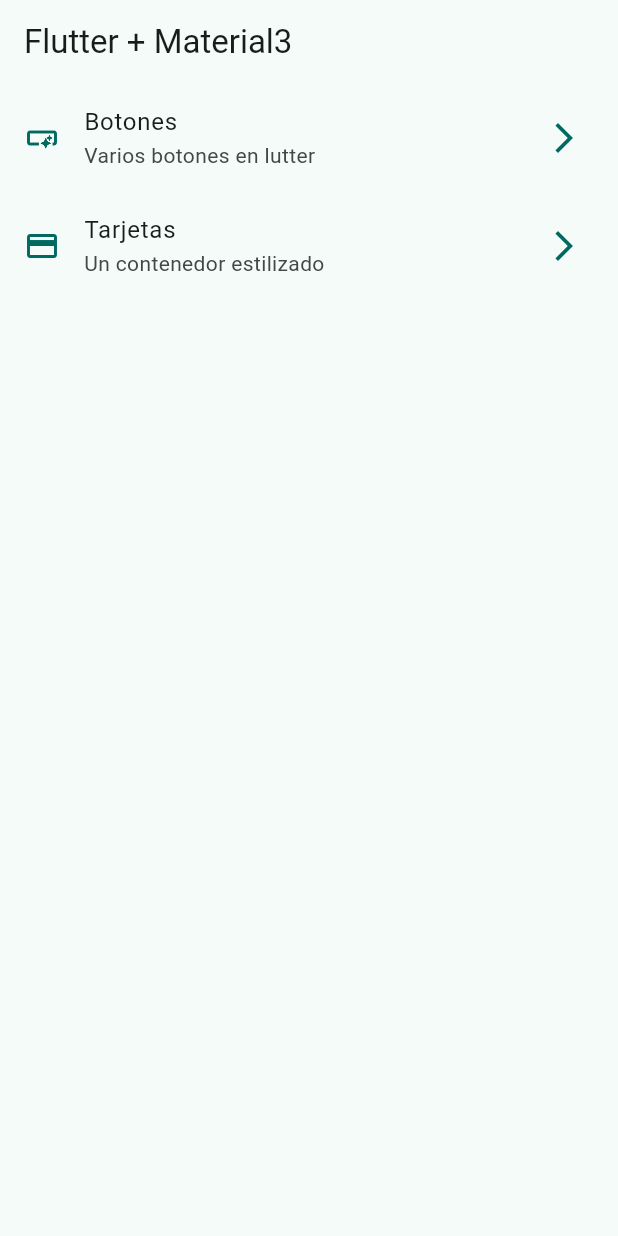
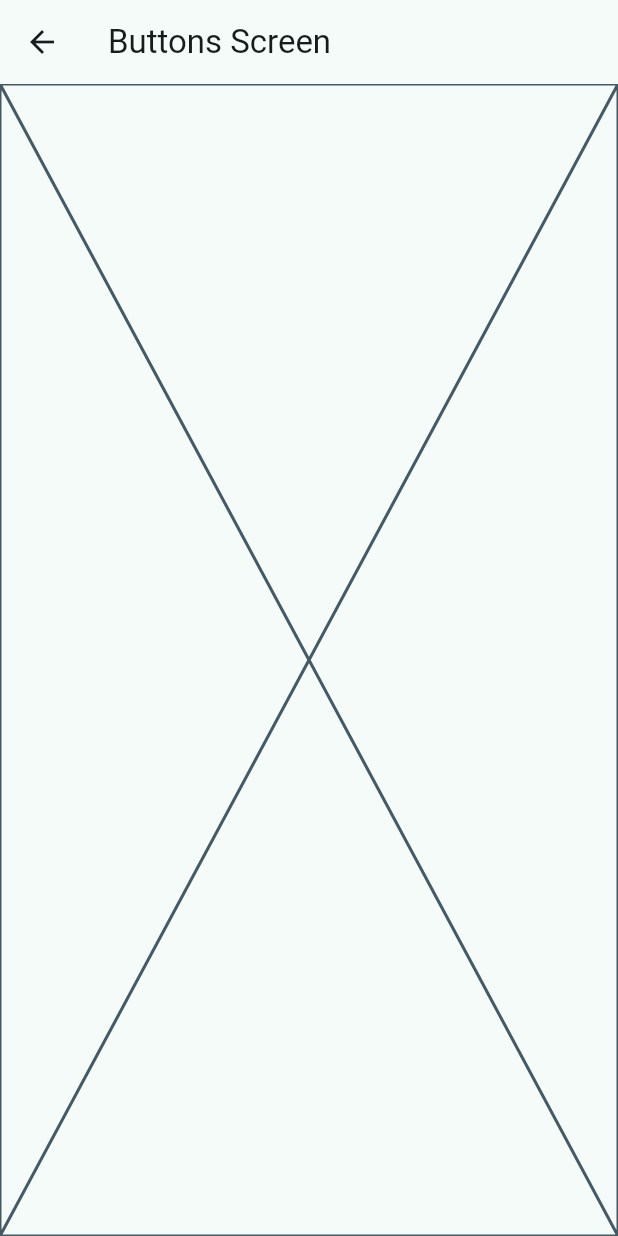
Before and after one commit to omarmontoys/widgets_app, a Flutter app: the screen it shows after launch, after a tap on "Botones", on a phone screen of 412 x 824 dp. Run offline on Flutter 3.47's test engine with Material 2 defaults, Android fonts, the phone set to English and light mode, and no system bars.

Commit message:
rutas basicas configuradas

```diff
--- a/lib/config/menu/menu_items.dart
+++ b/lib/config/menu/menu_items.dart
@@ -17,10 +17,10 @@ const appMenuItems = <MenuItems>[
       title: 'Botones',
       description: 'Varios botones en lutter',
       icon: Icons.smart_button_outlined,
-      link: '/'),
+      link: '/buttons'),
   MenuItems(
       title: 'Tarjetas',
       description: 'Un contenedor estilizado',
       icon: Icons.credit_card,
-      link: '/card'),
+      link: '/cards'),
 ];
--- a/lib/main.dart
+++ b/lib/main.dart
@@ -1,5 +1,7 @@
 import 'package:flutter/material.dart';
 import 'package:widgets_app/config/theme/app_theme.dart';
+import 'package:widgets_app/presentation/screens/cards/cards_screen.dart';
+import 'package:widgets_app/presentation/screens/home/buttons/buttons_screen.dart';
 import 'package:widgets_app/presentation/screens/home/home_screen.dart';
 
 void main() => runApp(const MyApp());
@@ -13,6 +15,10 @@ class MyApp extends StatelessWidget {
         title: 'Material App',
         debugShowCheckedModeBanner: false,
         theme: AppTheme(selectedColor: 5).getTheme(),
-        home: const HomeScreen());
+        home: const HomeScreen(),
+        routes: {
+          '/buttons': (context) => ButtonsScreen(),
+          '/cards': (context) => CardsScreen(),
+        });
   }
 }
--- /dev/null
+++ b/lib/presentation/screens/home/buttons/buttons_screen.dart
@@ -0,0 +1,15 @@
+import 'package:flutter/material.dart';
+
+class ButtonsScreen extends StatelessWidget {
+  const ButtonsScreen({Key? key}) : super(key: key);
+
+  @override
+  Widget build(BuildContext context) {
+    return Scaffold(
+      appBar: AppBar(
+        title: const Text('Buttons Screen'),
+      ),
+      body: const Placeholder(),
+    );
+  }
+}
--- a/lib/presentation/screens/home/home_screen.dart
+++ b/lib/presentation/screens/home/home_screen.dart
@@ -1,5 +1,6 @@
 import 'package:flutter/material.dart';
 import 'package:widgets_app/config/menu/menu_items.dart';
+import 'package:widgets_app/presentation/screens/home/buttons/buttons_screen.dart';
 
 class HomeScreen extends StatelessWidget {
   const HomeScreen({super.key});
@@ -50,6 +51,10 @@ class _CustomListTitle extends StatelessWidget {
         subtitle: Text(menuItem.description),
         onTap: () {
           //TODO: navegar a otra pantalla.
+          /*  Navigator.of(context).push(MaterialPageRoute(
+            builder: (context) => const ButtonsScreen(),
+          )); */
+          Navigator.pushNamed(context, menuItem.link);
         });
   }
 }
```
Also changed, not shown: lib/presentation/screens/cards/cards_screen.dart (added, +15 -0 lines).
